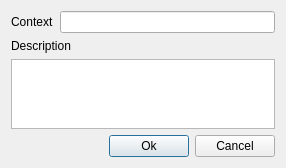
This is ui/checkin.ui in iceanimations/createLayout as Qt 5 draws it before an edit. The edited form follows.
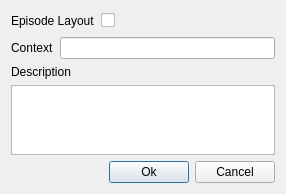
This is the edited form.

Commit message: ep checkin added

```diff
--- a/ui/checkin.ui
+++ b/ui/checkin.ui
@@ -14,6 +14,37 @@
    <string>Save Layout Scene</string>
   </property>
   <layout class="QVBoxLayout" name="verticalLayout">
+   <item>
+    <layout class="QHBoxLayout" name="horizontalLayout_3">
+     <item>
+      <widget class="QLabel" name="label_3">
+       <property name="text">
+        <string>Episode Layout</string>
+       </property>
+      </widget>
+     </item>
+     <item>
+      <widget class="QCheckBox" name="epLayoutButton">
+       <property name="text">
+        <string/>
+       </property>
+      </widget>
+     </item>
+     <item>
+      <spacer name="horizontalSpacer_2">
+       <property name="orientation">
+        <enum>Qt::Horizontal</enum>
+       </property>
+       <property name="sizeHint" stdset="0">
+        <size>
+         <width>40</width>
+         <height>20</height>
+        </size>
+       </property>
+      </spacer>
+     </item>
+    </layout>
+   </item>
    <item>
     <layout class="QHBoxLayout" name="horizontalLayout">
      <item>
```
The commit also changes 2 other files.
